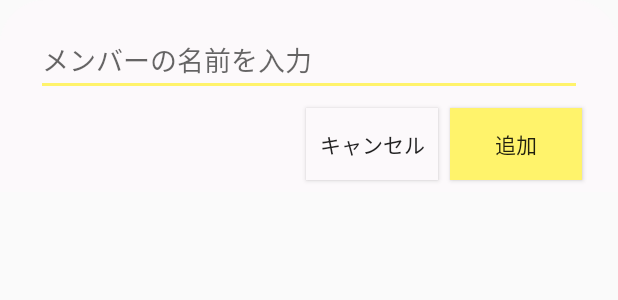
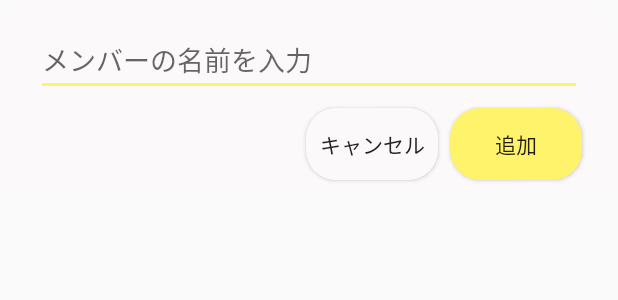
Before and after one commit to emusute1212/MakaseteChoiceForAndroid, an Android app: the layout dialog_add_member.xml on its own in the app's theme, with its tools: preview values and no code run, on a phone screen of 412 x 824 dp. Shown: the top 300 px of the screen. Run offline under Robolectric (Android 15) with nearby library versions, the phone set to English and light mode, and no system bars.

Commit message:
feat: レイアウトの調整

```diff
--- /dev/null
+++ b/app/src/main/res/drawable/button_background.xml
@@ -0,0 +1,16 @@
+<?xml version="1.0" encoding="utf-8"?>
+<selector xmlns:android="http://schemas.android.com/apk/res/android">
+    <item>
+        <shape android:shape="rectangle">
+            <corners
+                android:topRightRadius="20dp"
+                android:bottomRightRadius="20dp"
+                android:bottomLeftRadius="20dp"
+                android:topLeftRadius="20dp"
+                />
+            <solid
+                android:color="@color/colorWhite"
+                />
+        </shape>
+    </item>
+</selector>
--- a/app/src/main/res/layout/dialog_add_member.xml
+++ b/app/src/main/res/layout/dialog_add_member.xml
@@ -24,32 +24,38 @@
         app:layout_constraintTop_toTopOf="parent" />
 
     <Button
-        android:id="@+id/button"
+        android:id="@+id/adding_button"
         android:layout_width="wrap_content"
         android:layout_height="wrap_content"
         android:layout_marginStart="8dp"
         android:layout_marginTop="8dp"
         android:layout_marginEnd="24dp"
         android:layout_marginBottom="8dp"
-        android:background="@color/colorAccent"
+        android:background="@drawable/button_background"
+        android:backgroundTint="@color/colorAccent"
+        android:fontFamily="@font/noto_sansjp_bold"
         android:text="@string/add"
+        android:textSize="@dimen/low_font_size"
         app:layout_constraintBottom_toBottomOf="parent"
         app:layout_constraintEnd_toEndOf="parent"
         app:layout_constraintHorizontal_bias="0.5"
-        app:layout_constraintStart_toEndOf="@+id/button2"
+        app:layout_constraintStart_toEndOf="@+id/cancel_button"
         app:layout_constraintTop_toBottomOf="@+id/editText"
         app:layout_constraintVertical_bias="1.0" />
 
     <Button
-        android:id="@+id/button2"
+        android:id="@+id/cancel_button"
         android:layout_width="wrap_content"
         android:layout_height="wrap_content"
-        android:background="@color/colorWhite"
+        android:background="@drawable/button_background"
+        android:backgroundTint="@color/colorWhite"
+        android:fontFamily="@font/noto_sansjp_bold"
         android:text="@string/cancel"
-        app:layout_constraintBottom_toBottomOf="@+id/button"
-        app:layout_constraintEnd_toStartOf="@+id/button"
+        android:textSize="@dimen/low_font_size"
+        app:layout_constraintBottom_toBottomOf="@+id/adding_button"
+        app:layout_constraintEnd_toStartOf="@+id/adding_button"
         app:layout_constraintHorizontal_bias="1.0"
         app:layout_constraintHorizontal_chainStyle="packed"
         app:layout_constraintStart_toStartOf="parent"
-        app:layout_constraintTop_toTopOf="@+id/button" />
+        app:layout_constraintTop_toTopOf="@+id/adding_button" />
 </androidx.constraintlayout.widget.ConstraintLayout>
```
